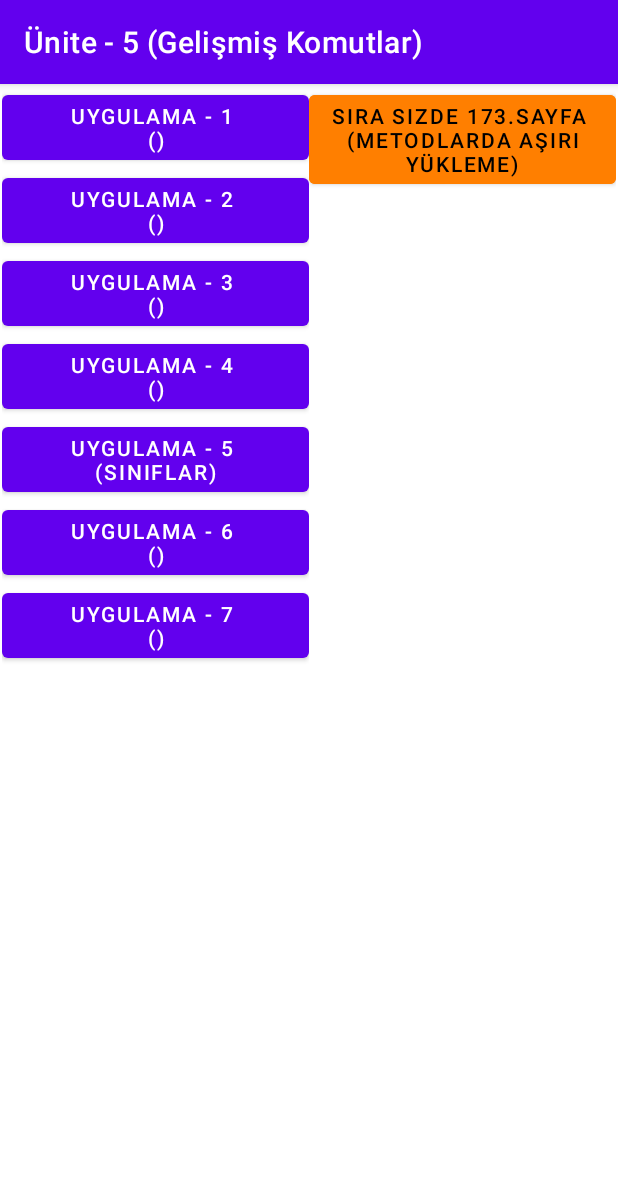
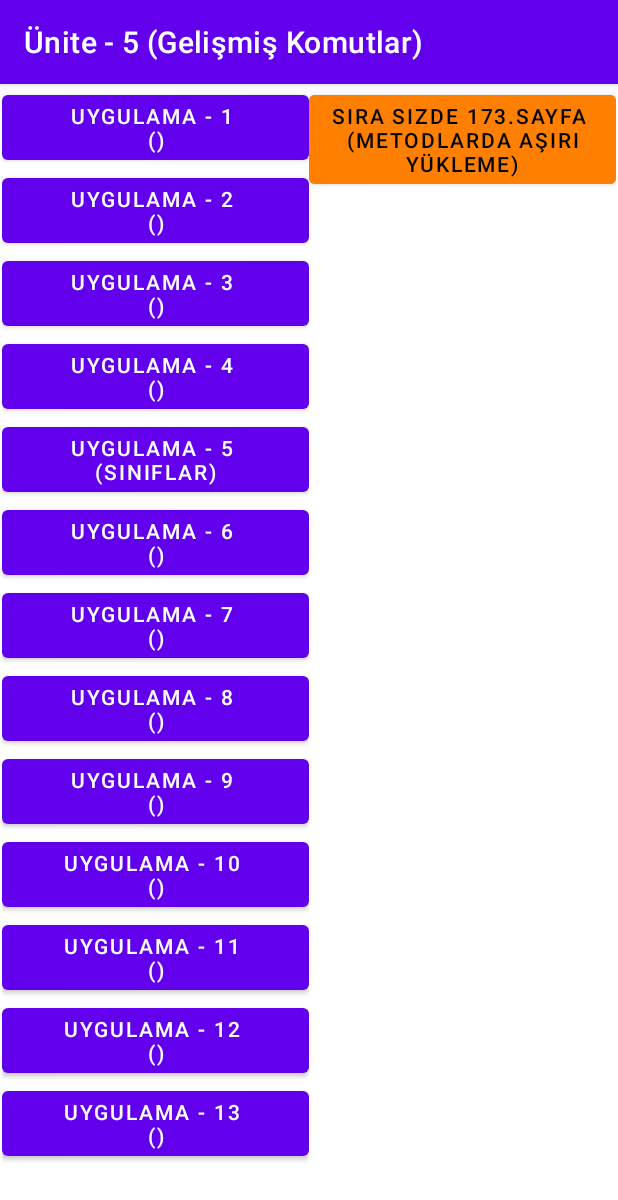
Before and after one commit to Fikret-Arda-Bulut/MobilOrnekler, an Android app: the Unite5 screen opened directly, with no data from a screen before it, on a phone screen of 412 x 824 dp. Shown: the top 1200 px of the screen. Run offline under Robolectric (Android 15) with nearby library versions, the phone set to English and light mode, and no system bars.

Commit message:
no message

```diff
--- a/app/src/main/res/layout/unite5.xml
+++ b/app/src/main/res/layout/unite5.xml
@@ -82,6 +82,48 @@
                         android:layout_height="wrap_content"
                         android:onClick="btnUyg7"
                         android:text="@string/u5_uyg7" />
+
+                    <Button
+                        android:id="@+id/btnUyg8"
+                        android:layout_width="match_parent"
+                        android:layout_height="wrap_content"
+                        android:onClick="btnUyg8"
+                        android:text="@string/u5_uyg8" />
+
+                    <Button
+                        android:id="@+id/btnUyg9"
+                        android:layout_width="match_parent"
+                        android:layout_height="wrap_content"
+                        android:onClick="btnUyg9"
+                        android:text="@string/u5_uyg9" />
+
+                    <Button
+                        android:id="@+id/btnUyg10"
+                        android:layout_width="match_parent"
+                        android:layout_height="wrap_content"
+                        android:onClick="btnUyg10"
+                        android:text="@string/u5_uyg10" />
+
+                    <Button
+                        android:id="@+id/btnUyg11"
+                        android:layout_width="match_parent"
+                        android:layout_height="wrap_content"
+                        android:onClick="btnUyg11"
+                        android:text="@string/u5_uyg11" />
+
+                    <Button
+                        android:id="@+id/btnUyg12"
+                        android:layout_width="match_parent"
+                        android:layout_height="wrap_content"
+                        android:onClick="btnUyg12"
+                        android:text="@string/u5_uyg12" />
+
+                    <Button
+                        android:id="@+id/btnUyg13"
+                        android:layout_width="match_parent"
+                        android:layout_height="wrap_content"
+                        android:onClick="btnUyg13"
+                        android:text="@string/u5_uyg13" />
                 </LinearLayout>
             </ScrollView>
         </LinearLayout>
```
Also changed, not shown: app/src/main/java/com/example/mobiluygulama/unite5/uyg8/Araba.java (added, +7 -0 lines), app/src/main/java/com/example/mobiluygulama/unite5/uyg8/Arac.java (added, +28 -0 lines), app/src/main/java/com/example/mobiluygulama/unite5/uyg8/Minibus.java (added, +7 -0 lines), app/src/main/java/com/example/mobiluygulama/unite5/uyg8/Uyg8.java (+89 -1 lines), app/src/main/java/com/example/mobiluygulama/unite5/uyg9/Kare.java (added, +8 -0 lines), app/src/main/java/com/example/mobiluygulama/unite5/uyg9/Sekil.java (added, +9 -0 lines), app/src/main/java/com/example/mobiluygulama/unite5/uyg9/Ucgen.java (added, +8 -0 lines), app/src/main/java/com/example/mobiluygulama/unite5/uyg9/Uyg9.java (+36 -1 lines), app/src/main/res/layout/u5_uyg8.xml (added, +99 -0 lines), app/src/main/res/layout/u5_uyg9.xml (added, +60 -0 lines).
